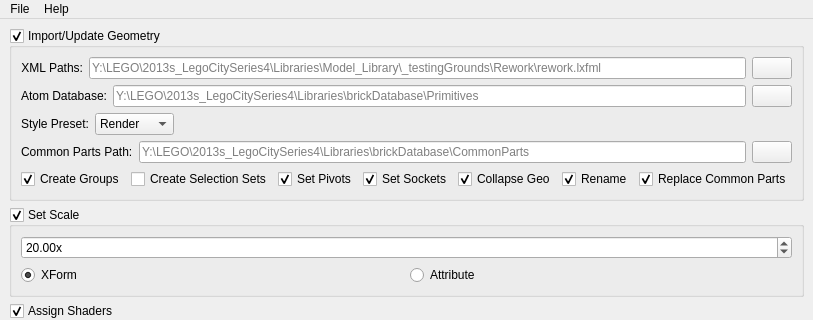
This is openpype/hosts/maya/tools/bz/lxfml2/layout.ui in blue-zoo/OpenPype as Qt 5 draws it before an edit; both pictures show x 0 to 813 and y 0 to 320 of the 813 by 768 pixel window. The edited form follows.
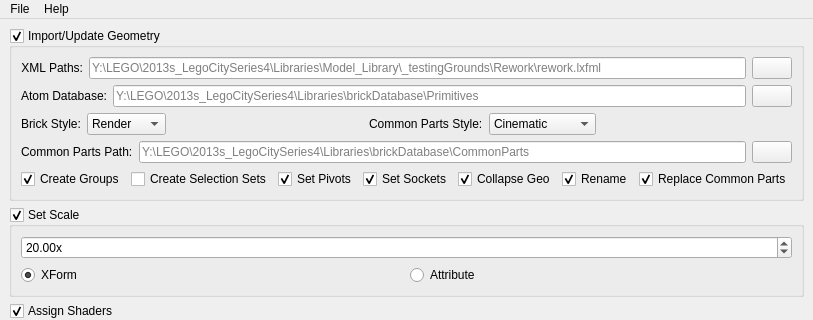
This is the edited form. Custom widgets are drawn as their Qt base class.

Commit message: Add common part style presets

```diff
--- a/openpype/hosts/maya/tools/bz/lxfml2/layout.ui
+++ b/openpype/hosts/maya/tools/bz/lxfml2/layout.ui
@@ -7,7 +7,7 @@
     <x>0</x>
     <y>0</y>
     <width>792</width>
-    <height>708</height>
+    <height>739</height>
    </rect>
   </property>
   <property name="sizePolicy">
@@ -127,7 +127,7 @@
          <item>
           <widget class="QLabel" name="stylePresetsLabel">
            <property name="text">
-            <string>Style Preset:</string>
+            <string>Brick Style:</string>
            </property>
           </widget>
          </item>
@@ -158,6 +158,50 @@
            </property>
           </spacer>
          </item>
+         <item>
+          <widget class="QLabel" name="label">
+           <property name="text">
+            <string>Common Parts Style:</string>
+           </property>
+          </widget>
+         </item>
+         <item>
+          <widget class="QComboBox" name="commonPartsStyle">
+           <item>
+            <property name="text">
+             <string>Cinematic</string>
+            </property>
+           </item>
+           <item>
+            <property name="text">
+             <string>RenderUnreal</string>
+            </property>
+           </item>
+           <item>
+            <property name="text">
+             <string>Render</string>
+            </property>
+           </item>
+           <item>
+            <property name="text">
+             <string>Realtime</string>
+            </property>
+           </item>
+          </widget>
+         </item>
+         <item>
+          <spacer name="horizontalSpacer_10">
+           <property name="orientation">
+            <enum>Qt::Horizontal</enum>
+           </property>
+           <property name="sizeHint" stdset="0">
+            <size>
+             <width>40</width>
+             <height>20</height>
+            </size>
+           </property>
+          </spacer>
+         </item>
         </layout>
        </item>
        <item>
```
Left out of the diff: 35 changed lines with no effect on the pictures. The commit also changes 3 other files.
